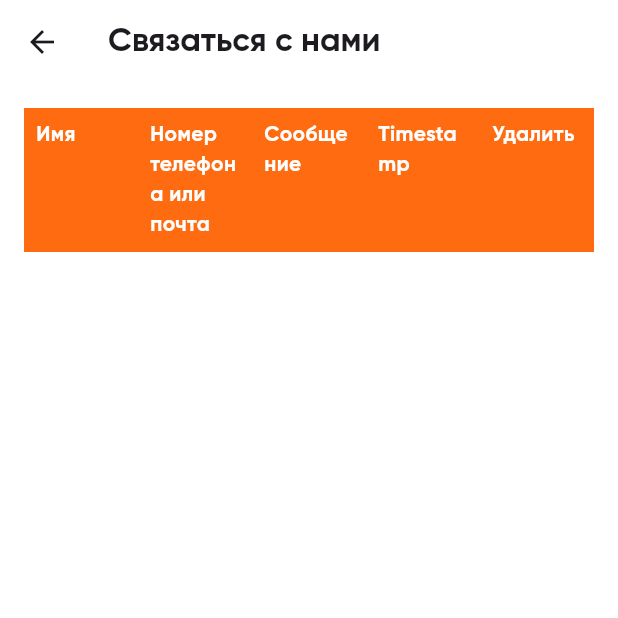
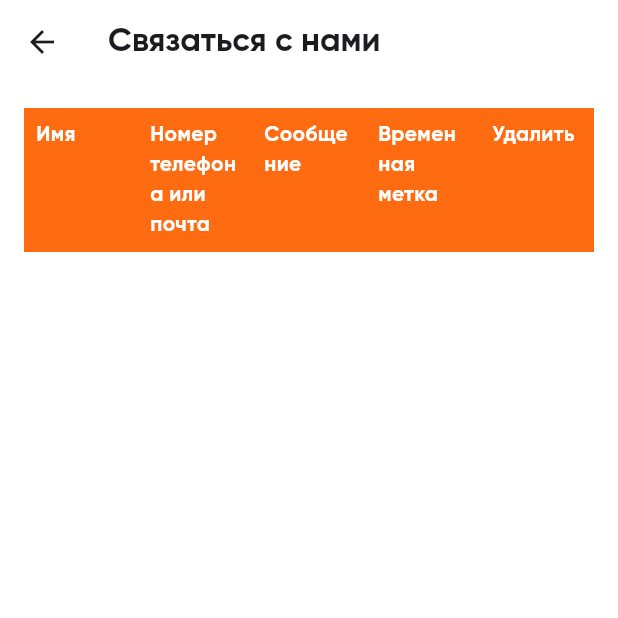
Before and after one commit to Petya2603/dizzy_admin, a Flutter app: the ContactUsTableScreen screen opened directly, on a phone screen of 412 x 824 dp, the top half of it. Run offline on Flutter 3.47's test engine with Material 3 defaults, Android fonts, the light colour scheme and no system bars; our stand-ins replace audioplayers, cloud_firestore, extended_image, file_picker, firebase_auth, firebase_core and 5 more; accounts and stored records are empty.

Commit message:
latest_version

```diff
--- /dev/null
+++ b/devtools_options.yaml
@@ -0,0 +1 @@
+extensions:
--- a/lib/Screens/Contact_us/contact_screen.dart
+++ b/lib/Screens/Contact_us/contact_screen.dart
@@ -1,10 +1,10 @@
 import 'package:cloud_firestore/cloud_firestore.dart';
 import 'package:flutter/material.dart';
-
+import 'package:dizzy_admin/Config/contstants/widgets.dart';
 import '../../Config/theme/theme.dart';
 
 class ContactUsTableScreen extends StatelessWidget {
-  const ContactUsTableScreen({Key? key}) : super(key: key);
+  const ContactUsTableScreen({super.key});
 
   String formatTimestamp(Timestamp timestamp) {
     DateTime dateTime = timestamp.toDate();
@@ -25,38 +25,37 @@ class ContactUsTableScreen extends StatelessWidget {
         stream: FirebaseFirestore.instance.collection('Contact_Us').snapshots(),
         builder: (context, snapshot) {
           if (!snapshot.hasData) {
-            return const Center(child: CircularProgressIndicator());
+            return Center(child: spinKit());
           }
 
           List<TableRow> tableRows = [
             TableRow(
               decoration: BoxDecoration(color: orange),
-              children: const [
+              children: [
                 TableCell(
                     child: Padding(
-                        padding: EdgeInsets.all(8.0),
-                        child: Text('Имя',
-                            style: TextStyle(color: Colors.white)))),
+                        padding: const EdgeInsets.all(8.0),
+                        child: Text('Имя', style: TextStyle(color: white)))),
                 TableCell(
                     child: Padding(
-                        padding: EdgeInsets.all(8.0),
+                        padding: const EdgeInsets.all(8.0),
                         child: Text('Номер телефона или почта',
-                            style: TextStyle(color: Colors.white)))),
+                            style: TextStyle(color: white)))),
                 TableCell(
                     child: Padding(
-                        padding: EdgeInsets.all(8.0),
-                        child: Text('Сообщение',
-                            style: TextStyle(color: Colors.white)))),
+                        padding: const EdgeInsets.all(8.0),
+                        child:
+                            Text('Сообщение', style: TextStyle(color: white)))),
                 TableCell(
                     child: Padding(
-                        padding: EdgeInsets.all(8.0),
-                        child: Text('Timestamp',
-                            style: TextStyle(color: Colors.white)))),
+                        padding: const EdgeInsets.all(8.0),
+                        child: Text('Временная метка',
+                            style: TextStyle(color: white)))),
                 TableCell(
                     child: Padding(
-                        padding: EdgeInsets.all(8.0),
-                        child: Text('Удалить',
-                            style: TextStyle(color: Colors.white)))),
+                        padding: const EdgeInsets.all(8.0),
+                        child:
+                            Text('Удалить', style: TextStyle(color: white)))),
               ],
             ),
           ];
@@ -110,7 +109,7 @@ class ContactUsTableScreen extends StatelessWidget {
             padding: const EdgeInsets.all(16.0),
             child: Center(
               child: ConstrainedBox(
-                constraints: BoxConstraints(maxWidth: 800),
+                constraints: const BoxConstraints(maxWidth: 800),
                 child: Table(
                   border: TableBorder.all(color: orange),
                   children: tableRows,
--- a/lib/main.dart
+++ b/lib/main.dart
@@ -1,12 +1,9 @@
 import 'package:dizzy_admin/Config/theme/theme.dart';
-import 'package:dizzy_admin/Screens/Home/home_screen.dart';
 import 'package:dizzy_admin/auth/auth_service.dart';
-import 'package:dizzy_admin/auth/login_screen.dart';
 import 'package:firebase_core/firebase_core.dart';
 import 'package:flutter/material.dart';
 import 'package:get/get.dart';
 
-import 'Screens/AddCategoryContent/add_category_content.dart';
 
 void main() async {
   WidgetsFlutterBinding.ensureInitialized();
--- a/pubspec.yaml
+++ b/pubspec.yaml
@@ -24,6 +24,7 @@ dependencies:
   firebase_storage: ^12.2.0
   firebase_auth: ^5.2.0
   video_compress: ^3.1.3
+  flutter_native_splash: ^2.4.0
 
 
 
```
Also changed, not shown: pubspec.lock, 1 other file.
